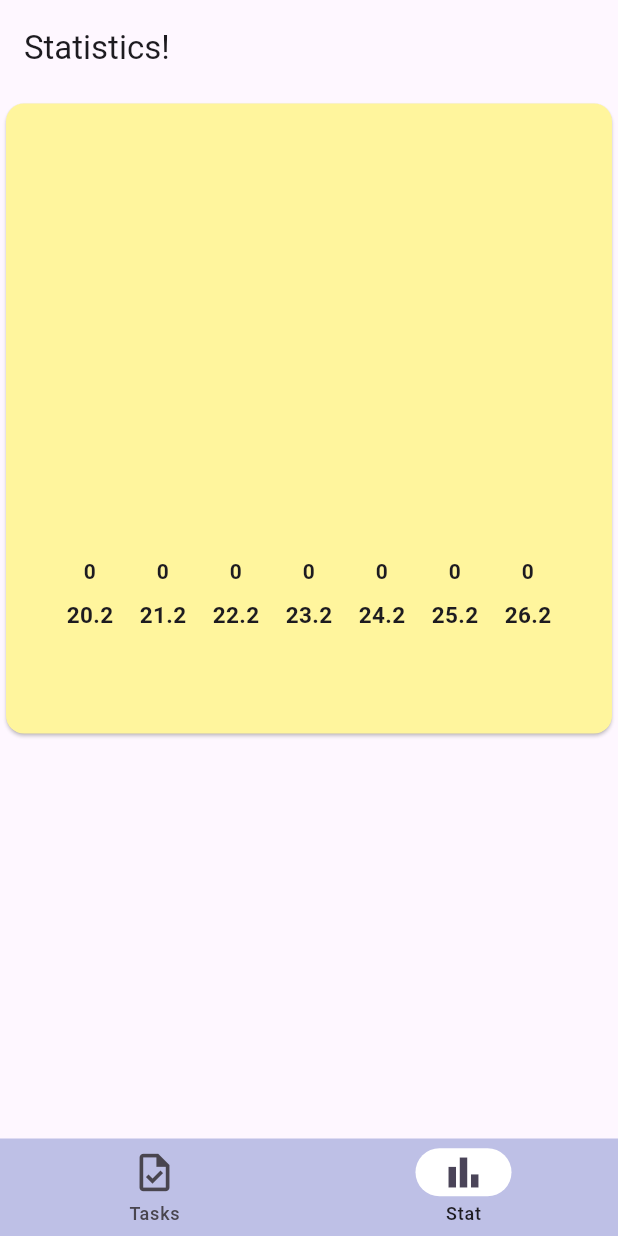
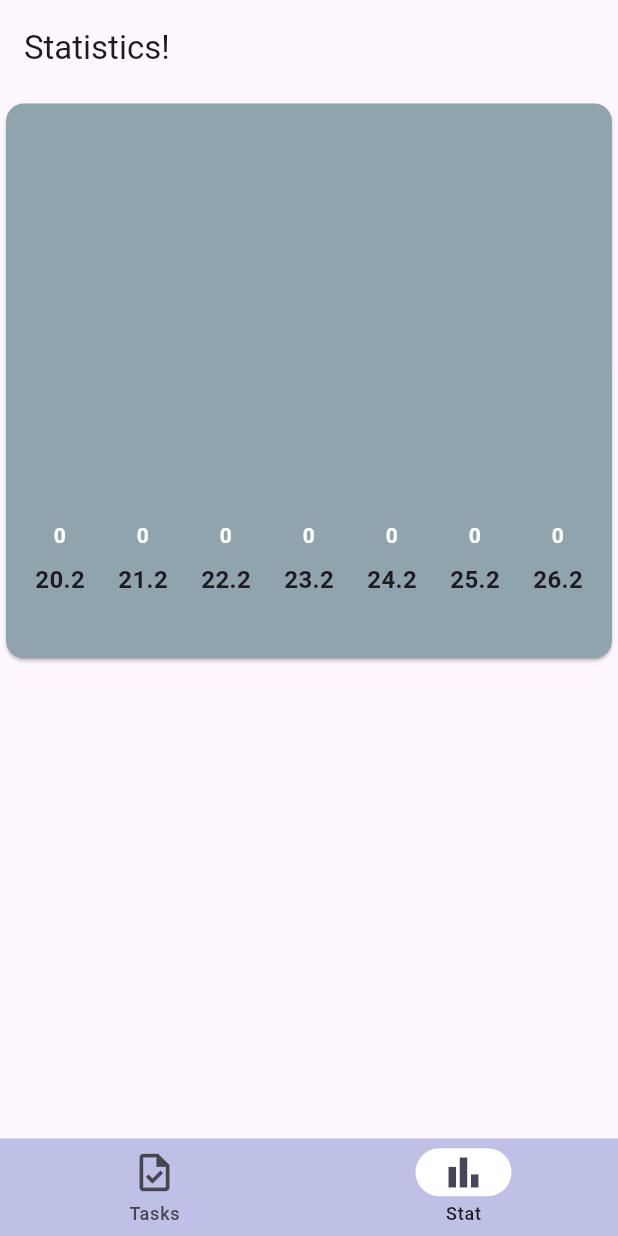
Before and after one commit to Flutter007/hw26, a Flutter app: the screen it shows after launch, item 2 of the bottom bar chosen, on a phone screen of 412 x 824 dp. Run offline on Flutter 3.47's test engine with Material 3 defaults, Android fonts, the phone set to English and light mode, and no system bars; drawn by our look-alikes of fl_chart; our stand-ins replace flutter_slidable.

Commit message:
Final version of App,changed Color's style in Widgets and checked up logic in code.

```diff
--- a/lib/hw26.dart
+++ b/lib/hw26.dart
@@ -50,6 +50,22 @@ class _Hw26State extends State<Hw26> {
       finalTime: DateTime.now().subtract(Duration(days: 4)),
       isDoneInTime: false,
       categoryId: 'training',
+    ),
+    Task(
+      title: 'Сделать растяжку!!!!',
+      isCompleted: false,
+      deadLine: DateTime(2025, 2, 2, 2, 2),
+      finalTime: DateTime.now().subtract(Duration(days: 4)),
+      isDoneInTime: false,
+      categoryId: 'training',
+    ),
+    Task(
+      title: 'Купить очиститель!',
+      isCompleted: false,
+      deadLine: DateTime(2025, 3, 3, 3, 3),
+      isDoneInTime: false,
+      categoryId: 'urgent',
+      finalTime: DateTime.now().subtract(Duration(days: 5)),
     ),
     Task(
       title: 'Купить корм коту!!!!',
--- a/lib/widget/statistics/statistic_card.dart
+++ b/lib/widget/statistics/statistic_card.dart
@@ -9,9 +9,9 @@ class StatisticCard extends StatelessWidget {
     return SizedBox(
       width: double.infinity,
       child: Card(
-        color: Colors.yellow.shade200,
+        color: Colors.blueGrey.shade300,
         child: Padding(
-          padding: EdgeInsets.all(50),
+          padding: EdgeInsets.all(30),
           child: child,
         ),
       ),
--- a/lib/widget/statistics/tasks_chart.dart
+++ b/lib/widget/statistics/tasks_chart.dart
@@ -10,7 +10,7 @@ class TasksChart extends StatelessWidget {
   @override
   Widget build(BuildContext context) {
     Widget getTitles(double value, TitleMeta meta) {
-      String txt = '';
+      String txt = value.toInt().toString();
       for (var expense in expenses) {
         if (expense.dateTime.day == value.toInt()) {
           txt = '${expense.dateTime.day}.${expense.dateTime.month}';
@@ -18,8 +18,13 @@ class TasksChart extends StatelessWidget {
         }
       }
 
-      return Text(txt,
-          style: const TextStyle(fontSize: 15, fontWeight: FontWeight.bold));
+      return Text(
+        txt,
+        style: const TextStyle(
+          fontSize: 16,
+          fontWeight: FontWeight.bold,
+        ),
+      );
     }
 
     BarTouchTooltipData getToolLipData = BarTouchTooltipData(
@@ -36,6 +41,7 @@ class TasksChart extends StatelessWidget {
           rod.toY.round().toString(),
           const TextStyle(
             fontWeight: FontWeight.bold,
+            color: Colors.white,
           ),
         );
       },
@@ -46,7 +52,7 @@ class TasksChart extends StatelessWidget {
       bottomTitles: AxisTitles(
         sideTitles: SideTitles(
           showTitles: true,
-          reservedSize: 30,
+          reservedSize: 20,
           getTitlesWidget: getTitles,
         ),
       ),
@@ -62,18 +68,18 @@ class TasksChart extends StatelessWidget {
     );
     LinearGradient barsGradient = LinearGradient(
       colors: [
-        Colors.blue.shade900,
+        Colors.blue.shade800,
         Colors.blue.shade300,
       ],
-      begin: Alignment.bottomCenter,
-      end: Alignment.topCenter,
+      begin: Alignment.centerRight,
+      end: Alignment.bottomRight,
     );
 
     return StatisticCard(
       child: Container(
         height: 300,
-        padding: EdgeInsets.symmetric(vertical: 10),
-        margin: EdgeInsets.only(top: 20),
+        padding: EdgeInsets.symmetric(vertical: 14),
+        margin: EdgeInsets.only(top: 10),
         child: BarChart(
           BarChartData(
             barTouchData: BarTouchData(
@@ -82,12 +88,12 @@ class TasksChart extends StatelessWidget {
             barGroups: expenses
                 .map(
                   (expense) => BarChartGroupData(
-                    x: expense.dateTime.day.toInt(),
+                    x: expense.dateTime.day,
                     showingTooltipIndicators: [0],
                     barRods: [
                       BarChartRodData(
                         gradient: barsGradient,
-                        toY: expense.counter!.toDouble(),
+                        toY: (expense.counter ?? 0).toDouble(),
                         width: 12,
                       ),
                     ],
```
